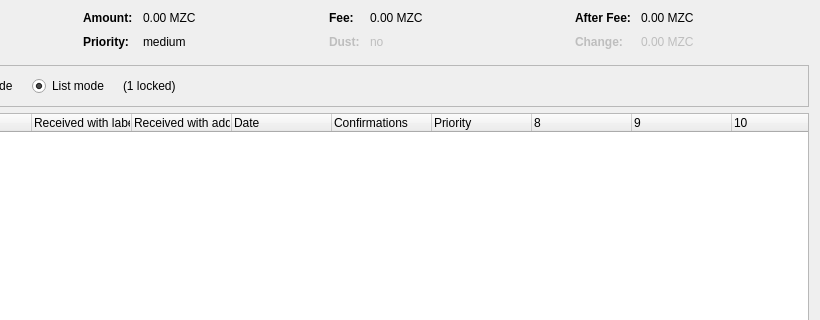
Above: src/qt/forms/coincontroldialog.ui from raylwin1997/maza before the change; both pictures show x 180 to 1000 and y 0 to 320 of the 1000 by 500 pixel window. Below: the same form after it.
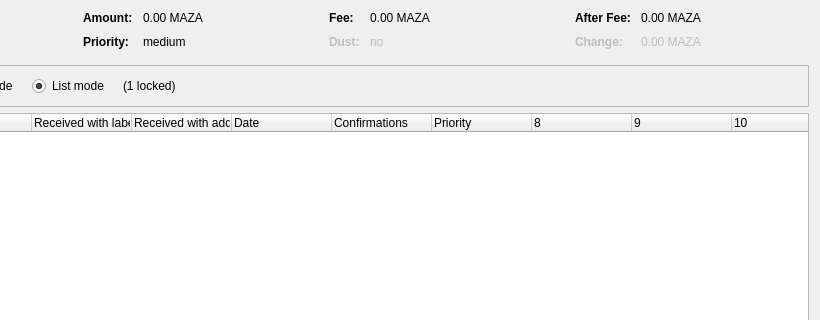
That is the form after the change. Custom widgets are drawn as their Qt base class.

Commit message: Update icons and rename Mazacoin to MAZA

Diff of the .ui file:
```diff
--- a/src/qt/forms/coincontroldialog.ui
+++ b/src/qt/forms/coincontroldialog.ui
@@ -132,7 +132,7 @@
           <enum>Qt::ActionsContextMenu</enum>
          </property>
          <property name="text">
-          <string notr="true">0.00 MZC</string>
+          <string notr="true">0.00 MAZA</string>
          </property>
          <property name="textInteractionFlags">
           <set>Qt::LinksAccessibleByMouse|Qt::TextSelectableByKeyboard|Qt::TextSelectableByMouse</set>
@@ -206,7 +206,7 @@
           <enum>Qt::ActionsContextMenu</enum>
          </property>
          <property name="text">
-          <string notr="true">0.00 MZC</string>
+          <string notr="true">0.00 MAZA</string>
          </property>
          <property name="textInteractionFlags">
           <set>Qt::LinksAccessibleByMouse|Qt::TextSelectableByKeyboard|Qt::TextSelectableByMouse</set>
@@ -286,7 +286,7 @@
           <enum>Qt::ActionsContextMenu</enum>
          </property>
          <property name="text">
-          <string notr="true">0.00 MZC</string>
+          <string notr="true">0.00 MAZA</string>
          </property>
          <property name="textInteractionFlags">
           <set>Qt::LinksAccessibleByMouse|Qt::TextSelectableByKeyboard|Qt::TextSelectableByMouse</set>
@@ -321,7 +321,7 @@
           <enum>Qt::ActionsContextMenu</enum>
          </property>
          <property name="text">
-          <string notr="true">0.00 MZC</string>
+          <string notr="true">0.00 MAZA</string>
          </property>
          <property name="textInteractionFlags">
           <set>Qt::LinksAccessibleByMouse|Qt::TextSelectableByKeyboard|Qt::TextSelectableByMouse</set>
```
The commit also changes 103 other files.
